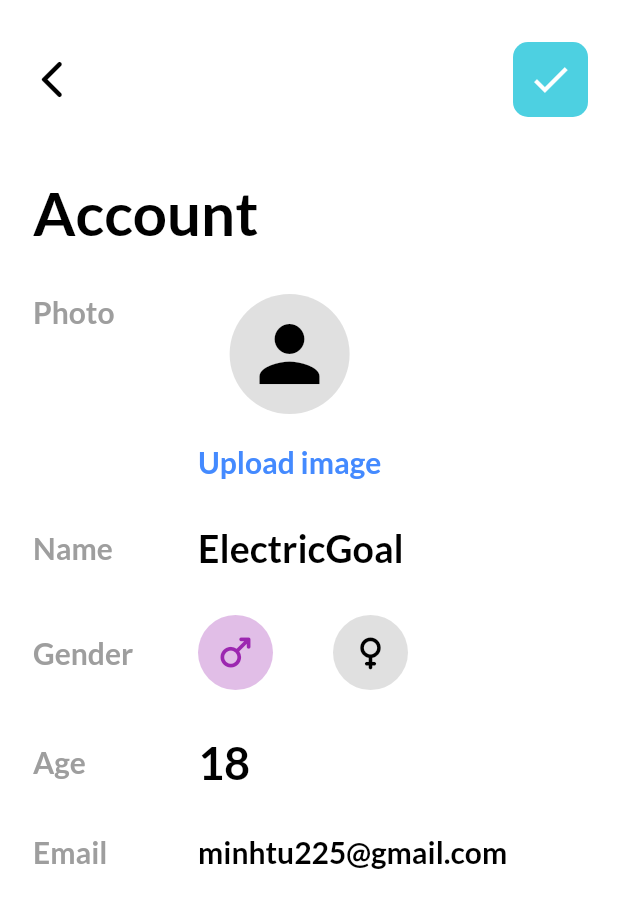
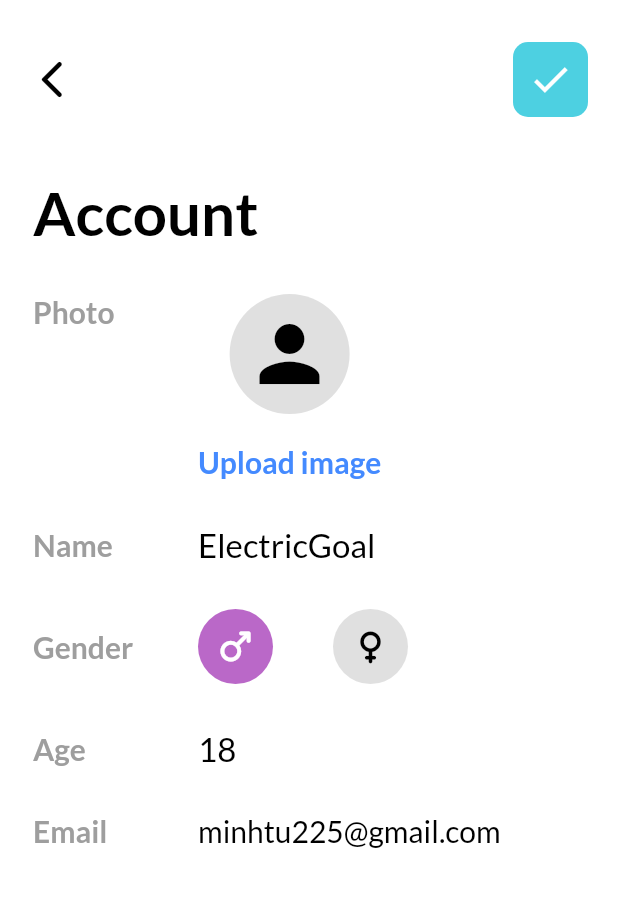
Before and after one commit to ElectricGoal/SettingAppUI, a Flutter app: the screen it shows after launch, after a tap on the "navigate next" icon, on a phone screen of 412 x 824 dp. Shown: the top 908 px of the screen. Run offline on Flutter 3.47's test engine with Material 2 defaults, Android fonts, the phone set to English and light mode, and no system bars; our stand-ins replace google_fonts.

Commit message:
initial code

```diff
--- a/source/lib/account_page.dart
+++ b/source/lib/account_page.dart
@@ -47,7 +47,7 @@ class AccountPage extends StatelessWidget {
             ),
             Container(
                 padding: EdgeInsets.only(left: 22, top: 10),
-                child: themeText("Account", 40)),
+                child: headText("Account", 40)),
             Column(
               mainAxisAlignment: MainAxisAlignment.spaceEvenly,
               children: [
@@ -55,13 +55,13 @@ class AccountPage extends StatelessWidget {
                 RowText(
                   text1: "Name",
                   text2: "ElectricGoal",
-                  size: 25,
+                  size: 22,
                 ),
                 Gender(),
                 RowText(
                   text1: "Age",
                   text2: "18",
-                  size: 30,
+                  size: 22,
                 ),
                 RowText(
                   text1: "Email",
--- a/source/lib/account_page_component.dart
+++ b/source/lib/account_page_component.dart
@@ -28,7 +28,7 @@ class RowText extends StatelessWidget {
     return Container(
       padding: EdgeInsets.only(left: 22, top: 30),
       child: Row(
-        children: [headline(text1), themeText(text2!, size!)],
+        children: [headline(text1), fText(text2!, size!)],
       ),
     );
   }
@@ -97,11 +97,11 @@ class Gender extends StatelessWidget {
             decoration: BoxDecoration(
               shape: BoxShape.circle,
               //borderRadius: BorderRadius.all(Radius.circular(10)),
-              color: Colors.purple[100],
+              color: Colors.purple[300],
             ),
             child: Icon(
               Icons.male_rounded,
-              color: Colors.purple,
+              color: Colors.white,
               size: 30,
             ),
           ),
--- a/source/lib/setting_component.dart
+++ b/source/lib/setting_component.dart
@@ -2,12 +2,23 @@ import 'package:flutter/material.dart';
 import 'package:google_fonts/google_fonts.dart';
 import 'package:setting_app/account_page.dart';
 
-Widget themeText(String? text, double size) {
+Widget headText(String? text, double size) {
   return Text(
     text!,
     style: GoogleFonts.lato(
       fontSize: size,
       fontWeight: FontWeight.bold,
+      color: Colors.black,
+    ),
+  );
+}
+
+Widget fText(String? text, double size) {
+  return Text(
+    text!,
+    style: GoogleFonts.lato(
+      fontSize: size,
+      fontWeight: FontWeight.normal,
       color: Colors.black,
     ),
   );
@@ -35,7 +46,7 @@ class _AccountState extends State<Account> {
           size: 30,
         ),
       ),
-      title: themeText("ElectricGoal", 20),
+      title: fText("ElectricGoal", 20),
       subtitle: Text(
         "Personal info",
         style: GoogleFonts.lato(
@@ -71,7 +82,7 @@ class Language extends StatelessWidget {
         decoration: BoxDecoration(
           shape: BoxShape.circle,
           //borderRadius: BorderRadius.all(Radius.circular(10)),
-          color: Colors.orange[100],
+          color: Colors.orange[50],
         ),
         child: Icon(
           Icons.language_rounded,
@@ -105,8 +116,7 @@ class DarkMode extends StatelessWidget {
         padding: EdgeInsets.all(10),
         decoration: BoxDecoration(
           shape: BoxShape.circle,
-          //borderRadius: BorderRadius.all(Radius.circular(10)),
-          color: Colors.purple[100],
+          color: Colors.purple[50],
         ),
         child: Icon(
           Icons.dark_mode_rounded,
@@ -133,7 +143,7 @@ class TextBoth extends StatelessWidget {
         Text(title!,
             style: GoogleFonts.lato(
               fontSize: 20,
-              fontWeight: FontWeight.bold,
+              fontWeight: FontWeight.normal,
               color: Colors.black,
             )),
         Text(text!,
@@ -160,7 +170,7 @@ class FListTitle extends StatelessWidget {
         decoration: BoxDecoration(
           shape: BoxShape.circle,
           //borderRadius: BorderRadius.all(Radius.circular(10)),
-          color: color[100],
+          color: color[50],
         ),
         child: Icon(
           icon,
@@ -168,7 +178,7 @@ class FListTitle extends StatelessWidget {
           size: 30,
         ),
       ),
-      title: themeText(text, 20),
+      title: fText(text, 20),
       trailing: Container(
         padding: EdgeInsets.all(8),
         decoration: BoxDecoration(
--- a/source/lib/setting_home.dart
+++ b/source/lib/setting_home.dart
@@ -24,16 +24,16 @@ class HomeSetting extends StatelessWidget {
             ),
             Container(
                 padding: EdgeInsets.only(left: 22, top: 10),
-                child: themeText("Settings", 40)),
+                child: headText("Settings", 40)),
             Container(
               padding: EdgeInsets.only(left: 22, top: 40),
-              child: themeText("Account", 25),
+              child: headText("Account", 25),
             ),
             Container(
                 padding: EdgeInsets.only(left: 12, top: 20), child: Account()),
             Container(
               padding: EdgeInsets.only(left: 22, top: 30),
-              child: themeText("Settings", 25),
+              child: headText("Settings", 25),
             ),
             Expanded(
               child: Padding(
```
Also changed, not shown: img/img1.jpg, img/img2.jpg.
